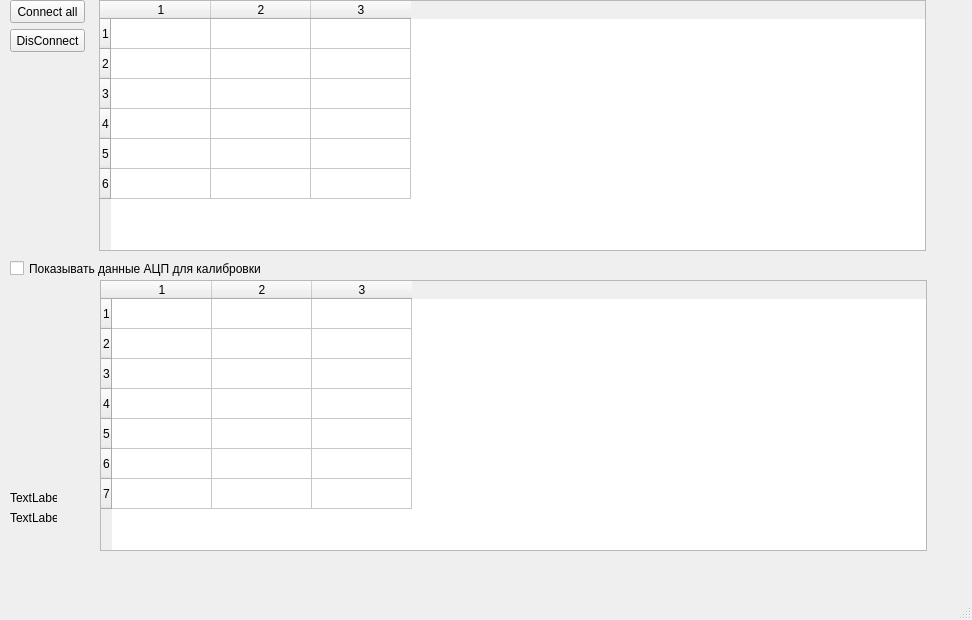
Old version of the form mainwindow.ui in the repository Gambityasha/KPA_BSWV.
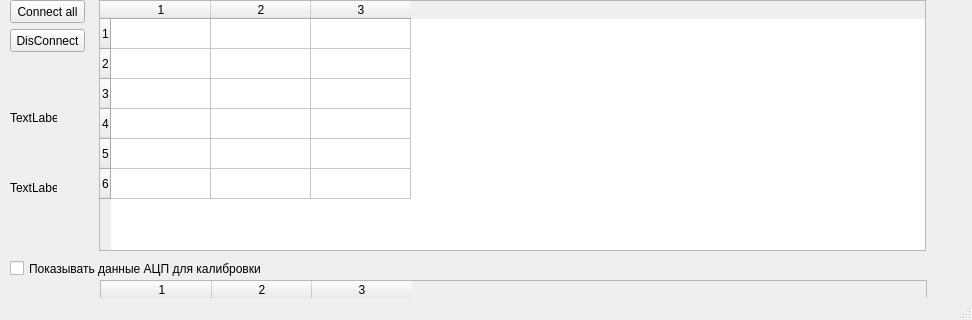
New version of the form.

Commit message: Правка сообщения тарировок

```diff
--- a/mainwindow.ui
+++ b/mainwindow.ui
@@ -7,9 +7,15 @@
     <x>0</x>
     <y>0</y>
     <width>972</width>
-    <height>620</height>
+    <height>320</height>
    </rect>
   </property>
+  <property name="minimumSize">
+   <size>
+    <width>972</width>
+    <height>320</height>
+   </size>
+  </property>
   <property name="windowTitle">
    <string>MainWindow</string>
   </property>
@@ -67,7 +73,7 @@
     <property name="geometry">
      <rect>
       <x>10</x>
-      <y>490</y>
+      <y>110</y>
       <width>47</width>
       <height>16</height>
      </rect>
@@ -80,7 +86,7 @@
     <property name="geometry">
      <rect>
       <x>10</x>
-      <y>510</y>
+      <y>180</y>
       <width>47</width>
       <height>16</height>
      </rect>
```
Left out of the diff: 2 changed lines with no effect on the pictures. The commit also changes 2 other files.
